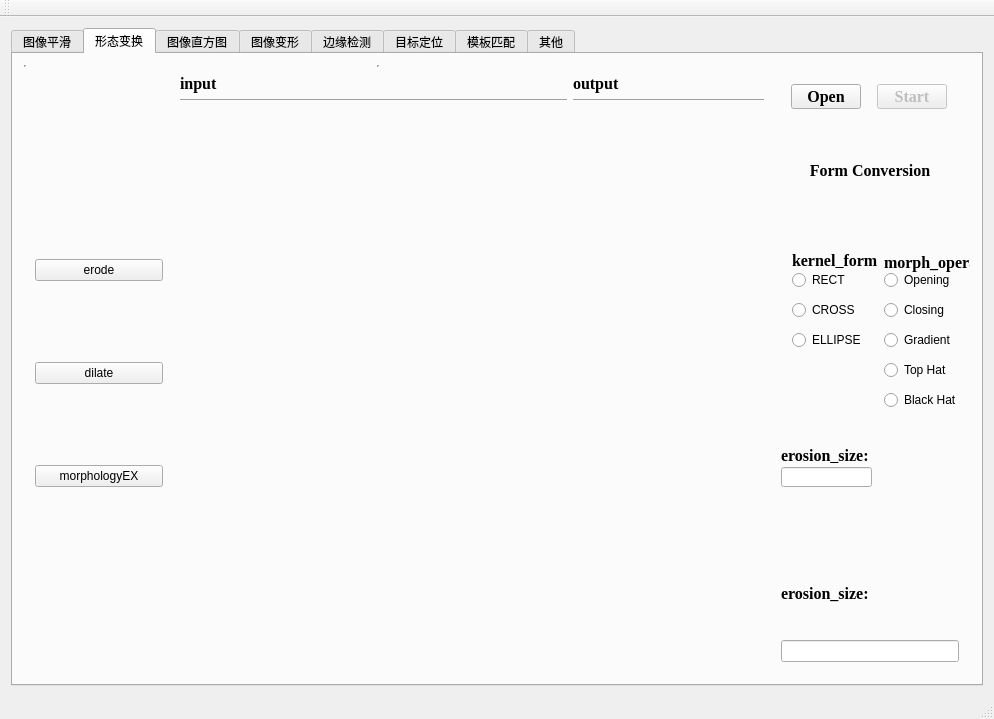
Before: the Qt Designer form Hi_Opencv/Hi_Opencv/Hi_Opencv.ui in weifenglin/opencv, drawn with Qt 5.
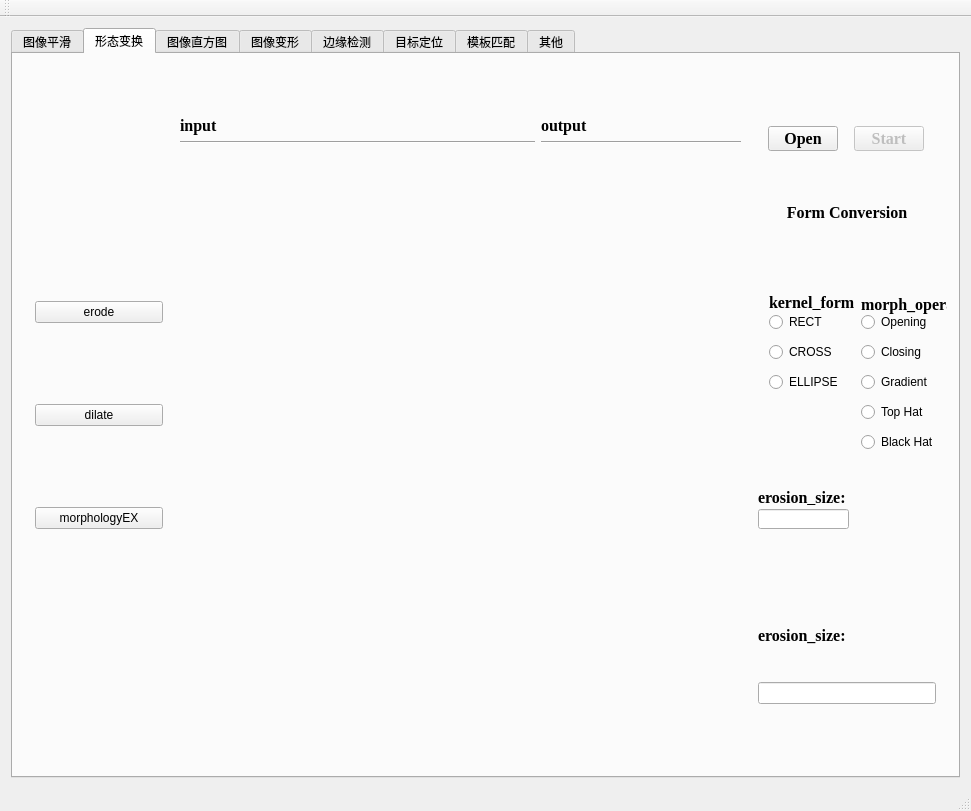
After: the same form once the commit is applied. The open tabs and pages were chosen to show the change.

Commit message: 冲突修正

```diff
--- a/Hi_Opencv/Hi_Opencv/Hi_Opencv.ui
+++ b/Hi_Opencv/Hi_Opencv/Hi_Opencv.ui
@@ -6,8 +6,8 @@
    <rect>
     <x>0</x>
     <y>0</y>
-    <width>994</width>
-    <height>719</height>
+    <width>971</width>
+    <height>811</height>
    </rect>
   </property>
   <property name="windowTitle">
@@ -15,7 +15,7 @@
   </property>
   <widget class="QWidget" name="centralWidget">
    <layout class="QGridLayout" name="gridLayout">
-    <item row="0" column="1">
+    <item row="0" column="0">
      <widget class="QTabWidget" name="tabWidget">
       <property name="toolTip">
        <string>&lt;html&gt;&lt;head/&gt;&lt;body&gt;&lt;p&gt;&lt;br/&gt;&lt;/p&gt;&lt;p&gt;&lt;br/&gt;&lt;/p&gt;&lt;/body&gt;&lt;/html&gt;</string>
@@ -552,75 +552,7 @@
         <string>形态变换</string>
        </attribute>
        <layout class="QGridLayout" name="gridLayout_12">
-        <item row="0" column="0" colspan="2">
-         <widget class="Line" name="line_6">
-          <property name="orientation">
-           <enum>Qt::Vertical</enum>
-          </property>
-         </widget>
-        </item>
-        <item row="0" column="2" colspan="2">
-         <widget class="Line" name="line_9">
-          <property name="orientation">
-           <enum>Qt::Vertical</enum>
-          </property>
-         </widget>
-        </item>
-        <item row="1" column="1" colspan="2">
-         <layout class="QVBoxLayout" name="verticalLayout_6">
-          <item>
-           <widget class="QLabel" name="label_4">
-            <property name="maximumSize">
-             <size>
-              <width>50</width>
-              <height>20</height>
-             </size>
-            </property>
-            <property name="font">
-             <font>
-              <family>Times New Roman</family>
-              <pointsize>12</pointsize>
-              <weight>75</weight>
-              <bold>true</bold>
-             </font>
-            </property>
-            <property name="text">
-             <string>input</string>
-            </property>
-           </widget>
-          </item>
-          <item>
-           <widget class="Line" name="line_7">
-            <property name="orientation">
-             <enum>Qt::Horizontal</enum>
-            </property>
-           </widget>
-          </item>
-          <item>
-           <widget class="QLabel" name="label_in_2">
-            <property name="sizePolicy">
-             <sizepolicy hsizetype="Preferred" vsizetype="Preferred">
-              <horstretch>0</horstretch>
-              <verstretch>0</verstretch>
-             </sizepolicy>
-            </property>
-            <property name="minimumSize">
-             <size>
-              <width>0</width>
-              <height>0</height>
-             </size>
-            </property>
-            <property name="text">
-             <string/>
-            </property>
-            <property name="scaledContents">
-             <bool>true</bool>
-            </property>
-           </widget>
-          </item>
-         </layout>
-        </item>
-        <item row="1" column="3">
+        <item row="0" column="3">
          <layout class="QVBoxLayout" name="verticalLayout_7">
           <item>
            <widget class="QLabel" name="label_5">
@@ -660,6 +592,60 @@
             </property>
             <property name="minimumSize">
              <size>
+              <width>200</width>
+              <height>200</height>
+             </size>
+            </property>
+            <property name="text">
+             <string/>
+            </property>
+            <property name="scaledContents">
+             <bool>true</bool>
+            </property>
+           </widget>
+          </item>
+         </layout>
+        </item>
+        <item row="0" column="1" colspan="2">
+         <layout class="QVBoxLayout" name="verticalLayout_6">
+          <item>
+           <widget class="QLabel" name="label_4">
+            <property name="maximumSize">
+             <size>
+              <width>50</width>
+              <height>20</height>
+             </size>
+            </property>
+            <property name="font">
+             <font>
+              <family>Times New Roman</family>
+              <pointsize>12</pointsize>
+              <weight>75</weight>
+              <bold>true</bold>
+             </font>
+            </property>
+            <property name="text">
+             <string>input</string>
+            </property>
+           </widget>
+          </item>
+          <item>
+           <widget class="Line" name="line_7">
+            <property name="orientation">
+             <enum>Qt::Horizontal</enum>
+            </property>
+           </widget>
+          </item>
+          <item>
+           <widget class="QLabel" name="label_in_2">
+            <property name="sizePolicy">
+             <sizepolicy hsizetype="Preferred" vsizetype="Preferred">
+              <horstretch>0</horstretch>
+              <verstretch>0</verstretch>
+             </sizepolicy>
+            </property>
+            <property name="minimumSize">
+             <size>
               <width>0</width>
               <height>0</height>
              </size>
@@ -674,7 +660,46 @@
           </item>
          </layout>
         </item>
-        <item row="1" column="4">
+        <item row="0" column="0">
+         <widget class="QWidget" name="widget_5" native="true">
+          <property name="minimumSize">
+           <size>
+            <width>150</width>
+            <height>400</height>
+           </size>
+          </property>
+          <property name="maximumSize">
+           <size>
+            <width>150</width>
+            <height>400</height>
+           </size>
+          </property>
+          <layout class="QVBoxLayout" name="verticalLayout_5">
+           <item>
+            <widget class="QPushButton" name="pushButton_erode">
+             <property name="text">
+              <string>erode</string>
+             </property>
+            </widget>
+           </item>
+           <item>
+            <widget class="QPushButton" name="pushButton_dilate">
+             <property name="text">
+              <string>dilate</string>
+             </property>
+            </widget>
+           </item>
+           <item>
+            <widget class="QPushButton" name="pushButton_morphologyEX">
+             <property name="text">
+              <string>morphologyEX</string>
+             </property>
+            </widget>
+           </item>
+          </layout>
+         </widget>
+        </item>
+        <item row="0" column="4">
          <widget class="QWidget" name="verticalWidget" native="true">
           <property name="minimumSize">
            <size>
@@ -1009,45 +1034,6 @@
           </layout>
          </widget>
         </item>
-        <item row="1" column="0">
-         <widget class="QWidget" name="widget_5" native="true">
-          <property name="minimumSize">
-           <size>
-            <width>150</width>
-            <height>400</height>
-           </size>
-          </property>
-          <property name="maximumSize">
-           <size>
-            <width>150</width>
-            <height>400</height>
-           </size>
-          </property>
-          <layout class="QVBoxLayout" name="verticalLayout_5">
-           <item>
-            <widget class="QPushButton" name="pushButton_erode">
-             <property name="text">
-              <string>erode</string>
-             </property>
-            </widget>
-           </item>
-           <item>
-            <widget class="QPushButton" name="pushButton_dilate">
-             <property name="text">
-              <string>dilate</string>
-             </property>
-            </widget>
-           </item>
-           <item>
-            <widget class="QPushButton" name="pushButton_morphologyEX">
-             <property name="text">
-              <string>morphologyEX</string>
-             </property>
-            </widget>
-           </item>
-          </layout>
-         </widget>
-        </item>
        </layout>
       </widget>
       <widget class="QWidget" name="tab_8">
```
Left out of the diff: 188 changed lines with no effect on the pictures.
